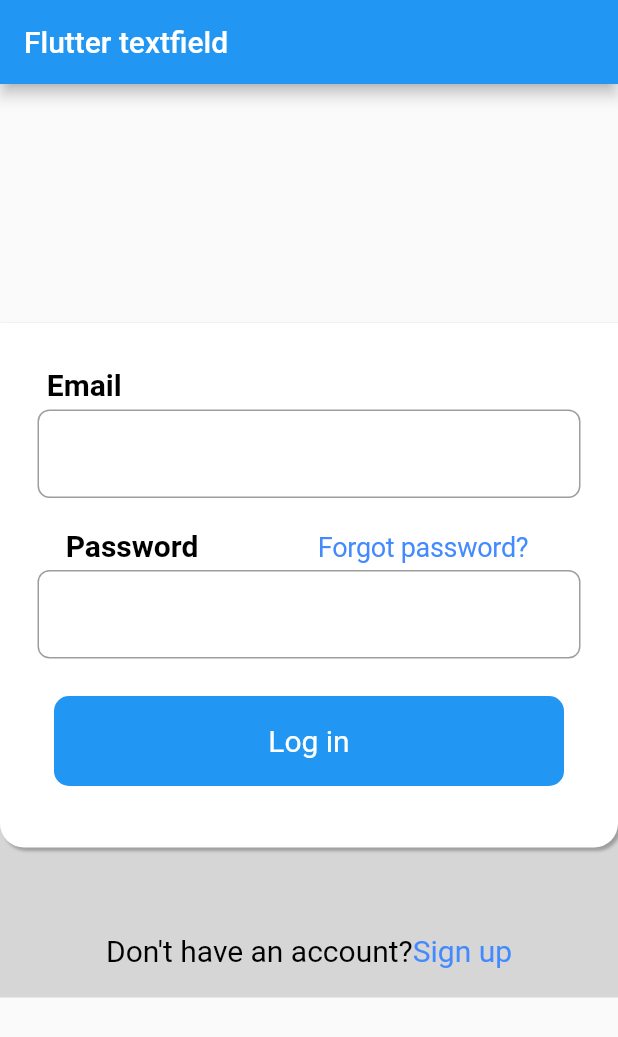
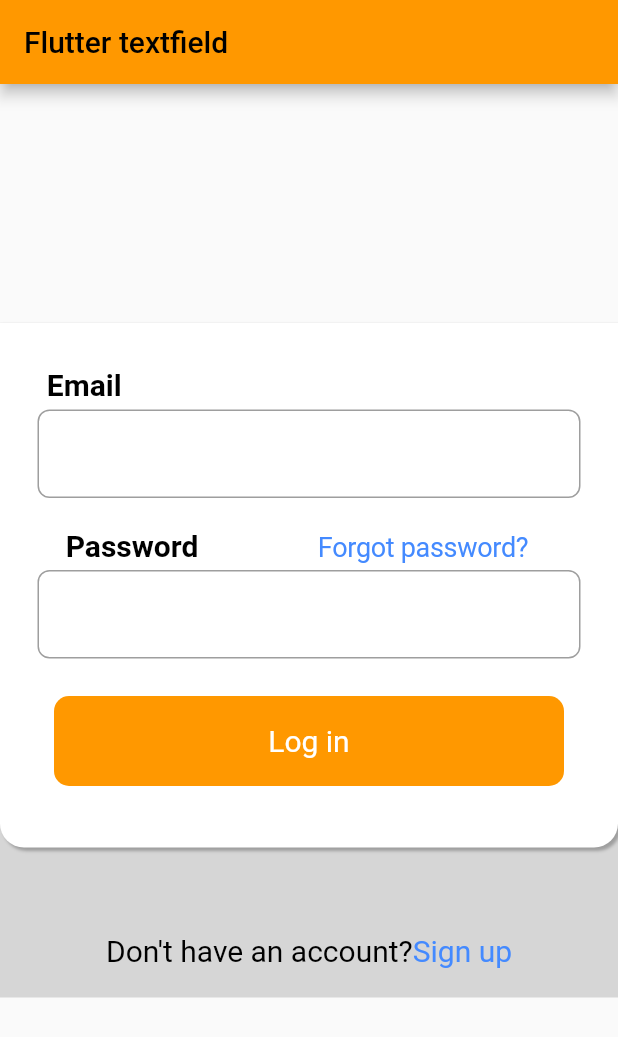
Before and after one commit to ermekadiev94/second_screen, a Flutter app: the screen it shows after launch, on a phone screen of 412 x 824 dp. Shown: the top 1037 px of the screen. Run offline on Flutter 3.47's test engine with Material 2 defaults, Android fonts, the phone set to English and light mode, and no system bars.

Commit message:
february commit

```diff
--- a/lib/main.dart
+++ b/lib/main.dart
@@ -14,7 +14,7 @@ class SecondScreen extends StatelessWidget {
     return MaterialApp(
         title: 'Flutter Demo',
         theme: ThemeData(
-          primarySwatch: Colors.blue,
+          primarySwatch: Colors.orange,
         ),
         home: Scaffold(
           appBar: AppBar(
@@ -108,7 +108,7 @@ class SecondScreen extends StatelessWidget {
                           width: 340,
                           decoration: BoxDecoration(
                             borderRadius: BorderRadius.circular(10),
-                            color: Colors.blue,
+                            color: Colors.orange,
                           ),
                           child: const Center(
                             child: Text(
```
Also changed, not shown: pubspec.lock, 2 other files.
